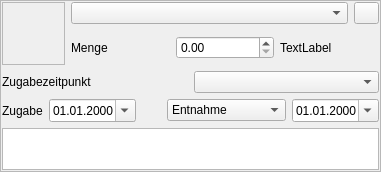
This is source/ui/ErweiterteZutat.ui in Gremmel/kleiner-brauhelfer as Qt 5 draws it before an edit. The edited form follows.
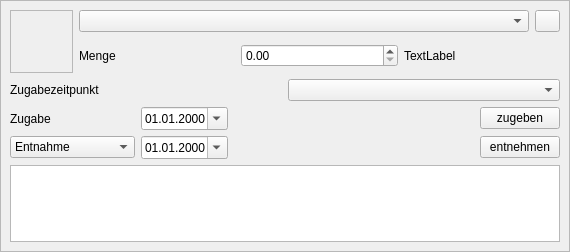
This is the edited form. Icons and pictures are not drawn. Custom widgets are drawn as their Qt base class.

Commit message: In Entwicklung   In Entwicklung   Zeitpunktangabe für Hopfengaben     Buttons für Zugegeben und Entnahme hinzugefügt

```diff
--- a/source/ui/ErweiterteZutat.ui
+++ b/source/ui/ErweiterteZutat.ui
@@ -6,8 +6,8 @@
    <rect>
     <x>0</x>
     <y>0</y>
-    <width>381</width>
-    <height>172</height>
+    <width>570</width>
+    <height>252</height>
    </rect>
   </property>
   <property name="windowTitle">
@@ -35,18 +35,6 @@
       <enum>QFrame::Raised</enum>
      </property>
      <layout class="QVBoxLayout" name="verticalLayout_3">
-      <property name="leftMargin">
-       <number>1</number>
-      </property>
-      <property name="topMargin">
-       <number>1</number>
-      </property>
-      <property name="rightMargin">
-       <number>1</number>
-      </property>
-      <property name="bottomMargin">
-       <number>1</number>
-      </property>
       <item>
        <layout class="QHBoxLayout" name="horizontalLayout_2">
         <item>
@@ -216,6 +204,12 @@
         </property>
         <item>
          <widget class="QLabel" name="label_von">
+          <property name="minimumSize">
+           <size>
+            <width>125</width>
+            <height>0</height>
+           </size>
+          </property>
           <property name="text">
            <string>Zugabe</string>
           </property>
@@ -239,13 +233,42 @@
           <property name="sizeHint" stdset="0">
            <size>
             <width>40</width>
-            <height>20</height>
+            <height>0</height>
            </size>
           </property>
          </spacer>
         </item>
+        <item>
+         <widget class="QPushButton" name="buttonZugeben">
+          <property name="toolTip">
+           <string>Zutat als hinzugegeben Markieren</string>
+          </property>
+          <property name="statusTip">
+           <string/>
+          </property>
+          <property name="text">
+           <string>zugeben</string>
+          </property>
+         </widget>
+        </item>
+       </layout>
+      </item>
+      <item>
+       <layout class="QHBoxLayout" name="horizontalLayout_6">
         <item>
          <widget class="QComboBox" name="comboBox_entnahme">
+          <property name="minimumSize">
+           <size>
+            <width>125</width>
+            <height>0</height>
+           </size>
+          </property>
+          <property name="toolTip">
+           <string>Festlegen ob Zutat wieder entnommen werden soll</string>
+          </property>
+          <property name="statusTip">
+           <string/>
+          </property>
           <item>
            <property name="text">
             <string>Entnahme</string>
@@ -268,6 +291,32 @@
           </property>
          </widget>
         </item>
+        <item>
+         <spacer name="horizontalSpacer_2">
+          <property name="orientation">
+           <enum>Qt::Horizontal</enum>
+          </property>
+          <property name="sizeHint" stdset="0">
+           <size>
+            <width>40</width>
+            <height>0</height>
+           </size>
+          </property>
+         </spacer>
+        </item>
+        <item>
+         <widget class="QPushButton" name="buttonEntnehmen">
+          <property name="toolTip">
+           <string>Zutat als Entnommen Markieren</string>
+          </property>
+          <property name="statusTip">
+           <string/>
+          </property>
+          <property name="text">
+           <string>entnehmen</string>
+          </property>
+         </widget>
+        </item>
        </layout>
       </item>
       <item>
```
Left out of the diff: 12 changed lines with no effect on the pictures. The commit also changes 3 other files.
